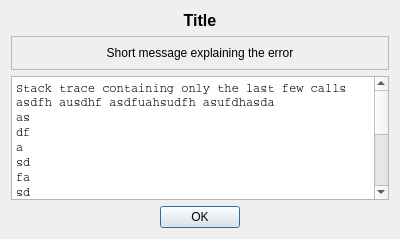
Qt form vibra/interface/data/ui_files/messages/exception_message.ui (MOPT-UFSC/VIBRA) before a commit.
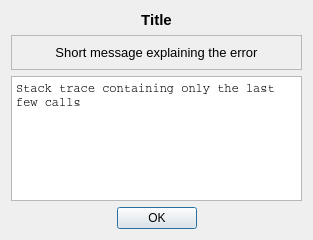
The same form after that commit.

Commit message: Fix formating of exception message widget

```diff
--- a/vibra/interface/data/ui_files/messages/exception_message.ui
+++ b/vibra/interface/data/ui_files/messages/exception_message.ui
@@ -6,10 +6,16 @@
    <rect>
     <x>0</x>
     <y>0</y>
-    <width>400</width>
-    <height>239</height>
+    <width>313</width>
+    <height>240</height>
    </rect>
   </property>
+  <property name="maximumSize">
+   <size>
+    <width>600</width>
+    <height>600</height>
+   </size>
+  </property>
   <property name="windowTitle">
    <string>Dialog</string>
   </property>
@@ -22,6 +28,12 @@
        <verstretch>0</verstretch>
       </sizepolicy>
      </property>
+     <property name="maximumSize">
+      <size>
+       <width>16777215</width>
+       <height>50</height>
+      </size>
+     </property>
      <property name="baseSize">
       <size>
        <width>0</width>
@@ -30,7 +42,7 @@
      </property>
      <property name="font">
       <font>
-       <pointsize>12</pointsize>
+       <pointsize>11</pointsize>
        <bold>true</bold>
       </font>
      </property>
@@ -38,12 +50,17 @@
       <string>Title</string>
      </property>
      <property name="alignment">
-      <set>Qt::AlignmentFlag::AlignBottom|Qt::AlignmentFlag::AlignHCenter</set>
+      <set>Qt::AlignmentFlag::AlignCenter</set>
      </property>
     </widget>
    </item>
    <item>
     <widget class="QFrame" name="frame">
+     <property name="font">
+      <font>
+       <pointsize>9</pointsize>
+      </font>
+     </property>
      <property name="frameShape">
       <enum>QFrame::Shape::StyledPanel</enum>
      </property>
@@ -59,6 +76,11 @@
           <verstretch>0</verstretch>
          </sizepolicy>
         </property>
+        <property name="font">
+         <font>
+          <pointsize>10</pointsize>
+         </font>
+        </property>
         <property name="text">
          <string>Short message explaining the error</string>
         </property>
@@ -68,6 +90,9 @@
         <property name="alignment">
          <set>Qt::AlignmentFlag::AlignCenter</set>
         </property>
+        <property name="wordWrap">
+         <bool>true</bool>
+        </property>
        </widget>
       </item>
      </layout>
@@ -78,15 +103,25 @@
      <property name="enabled">
       <bool>true</bool>
      </property>
+     <property name="sizePolicy">
+      <sizepolicy hsizetype="Preferred" vsizetype="Expanding">
+       <horstretch>0</horstretch>
+       <verstretch>0</verstretch>
+      </sizepolicy>
+     </property>
      <property name="font">
       <font>
        <family>Courier</family>
+       <pointsize>10</pointsize>
        <kerning>true</kerning>
       </font>
      </property>
      <property name="horizontalScrollBarPolicy">
       <enum>Qt::ScrollBarPolicy::ScrollBarAlwaysOff</enum>
      </property>
+     <property name="lineWrapMode">
+      <enum>QTextEdit::LineWrapMode::WidgetWidth</enum>
+     </property>
      <property name="html">
       <string>&lt;!DOCTYPE HTML PUBLIC &quot;-//W3C//DTD HTML 4.0//EN&quot; &quot;http://www.w3.org/TR/REC-html40/strict.dtd&quot;&gt;
 &lt;html&gt;&lt;head&gt;&lt;meta name=&quot;qrichtext&quot; content=&quot;1&quot; /&gt;&lt;meta charset=&quot;utf-8&quot; /&gt;&lt;style type=&quot;text/css&quot;&gt;
@@ -94,23 +129,8 @@
 hr { height: 1px; border-width: 0; }
 li.unchecked::marker { content: &quot;\2610&quot;; }
 li.checked::marker { content: &quot;\2612&quot;; }
-&lt;/style&gt;&lt;/head&gt;&lt;body style=&quot; font-family:'Courier'; font-size:9pt; font-weight:400; font-style:normal;&quot;&gt;
-&lt;p style=&quot; margin-top:0px; margin-bottom:0px; margin-left:0px; margin-right:0px; -qt-block-indent:0; text-indent:0px;&quot;&gt;&lt;span style=&quot; font-family:'Cascadia Code';&quot;&gt;Stack trace containing only the last few calls asdfh ausdhf asdfuahsudfh asufdhasda&lt;/span&gt;&lt;/p&gt;
-&lt;p style=&quot; margin-top:0px; margin-bottom:0px; margin-left:0px; margin-right:0px; -qt-block-indent:0; text-indent:0px;&quot;&gt;as&lt;/p&gt;
-&lt;p style=&quot; margin-top:0px; margin-bottom:0px; margin-left:0px; margin-right:0px; -qt-block-indent:0; text-indent:0px;&quot;&gt;df&lt;/p&gt;
-&lt;p style=&quot; margin-top:0px; margin-bottom:0px; margin-left:0px; margin-right:0px; -qt-block-indent:0; text-indent:0px;&quot;&gt;a&lt;/p&gt;
-&lt;p style=&quot; margin-top:0px; margin-bottom:0px; margin-left:0px; margin-right:0px; -qt-block-indent:0; text-indent:0px;&quot;&gt;sd&lt;/p&gt;
-&lt;p style=&quot; margin-top:0px; margin-bottom:0px; margin-left:0px; margin-right:0px; -qt-block-indent:0; text-indent:0px;&quot;&gt;fa&lt;/p&gt;
-&lt;p style=&quot; margin-top:0px; margin-bottom:0px; margin-left:0px; margin-right:0px; -qt-block-indent:0; text-indent:0px;&quot;&gt;sd&lt;/p&gt;
-&lt;p style=&quot; margin-top:0px; margin-bottom:0px; margin-left:0px; margin-right:0px; -qt-block-indent:0; text-indent:0px;&quot;&gt;fa&lt;/p&gt;
-&lt;p style=&quot; margin-top:0px; margin-bottom:0px; margin-left:0px; margin-right:0px; -qt-block-indent:0; text-indent:0px;&quot;&gt;sdf&lt;/p&gt;
-&lt;p style=&quot; margin-top:0px; margin-bottom:0px; margin-left:0px; margin-right:0px; -qt-block-indent:0; text-indent:0px;&quot;&gt;as&lt;/p&gt;
-&lt;p style=&quot; margin-top:0px; margin-bottom:0px; margin-left:0px; margin-right:0px; -qt-block-indent:0; text-indent:0px;&quot;&gt;df&lt;/p&gt;
-&lt;p style=&quot; margin-top:0px; margin-bottom:0px; margin-left:0px; margin-right:0px; -qt-block-indent:0; text-indent:0px;&quot;&gt;asd&lt;/p&gt;
-&lt;p style=&quot; margin-top:0px; margin-bottom:0px; margin-left:0px; margin-right:0px; -qt-block-indent:0; text-indent:0px;&quot;&gt;f&lt;/p&gt;
-&lt;p style=&quot; margin-top:0px; margin-bottom:0px; margin-left:0px; margin-right:0px; -qt-block-indent:0; text-indent:0px;&quot;&gt;as&lt;/p&gt;
-&lt;p style=&quot; margin-top:0px; margin-bottom:0px; margin-left:0px; margin-right:0px; -qt-block-indent:0; text-indent:0px;&quot;&gt;df&lt;/p&gt;
-&lt;p style=&quot; margin-top:0px; margin-bottom:0px; margin-left:0px; margin-right:0px; -qt-block-indent:0; text-indent:0px;&quot;&gt;asdf&lt;/p&gt;&lt;/body&gt;&lt;/html&gt;</string>
+&lt;/style&gt;&lt;/head&gt;&lt;body style=&quot; font-family:'Courier'; font-size:10pt; font-weight:400; font-style:normal;&quot;&gt;
+&lt;p style=&quot; margin-top:0px; margin-bottom:0px; margin-left:0px; margin-right:0px; -qt-block-indent:0; text-indent:0px;&quot;&gt;&lt;span style=&quot; font-family:'Cascadia Code'; font-size:9pt;&quot;&gt;Stack trace containing only the last few calls&lt;/span&gt;&lt;/p&gt;&lt;/body&gt;&lt;/html&gt;</string>
      </property>
     </widget>
    </item>
```
The commit also changes 2 other files.
